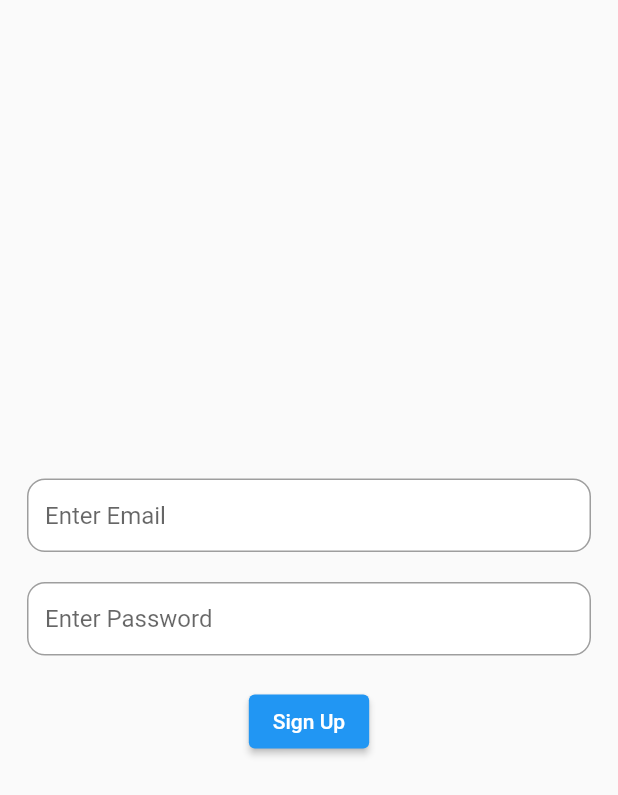
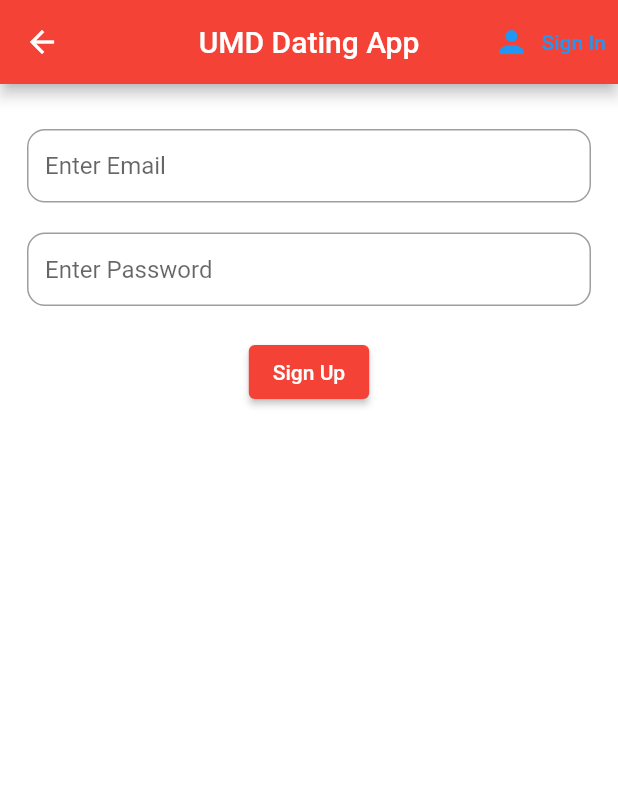
Before and after one commit to kxraan/UMDMatch, a Flutter app: the Register screen opened directly with empty values, on a phone screen of 412 x 824 dp. Shown: the top 795 px of the screen. Run offline on Flutter 3.47's test engine with Material 2 defaults, Android fonts, the phone set to English and light mode, and no system bars; our stand-ins replace cloud_firestore, firebase_auth, firebase_core, image_picker; missing offline and left inert: email_auth; accounts and stored records are empty.

```diff
--- a/lib/screens/authentication/register.dart
+++ b/lib/screens/authentication/register.dart
@@ -258,15 +258,30 @@
   @override
   Widget build(BuildContext context) {
     return Scaffold( /*TODO validate scaffold */
+      backgroundColor: Colors.white,
+      appBar: AppBar(
+        title: Text("UMD Dating App"),
+        centerTitle: true,
+        backgroundColor: Colors.red,
+        actions: [
+          TextButton.icon(
+            onPressed:(){
+              widget.toggleView();
+            } ,
+            icon: Icon(Icons.person),
+            label: Text("Sign In"),
+          )
+        ],
+      ),
       body: Center(
       child: Padding(
-      padding: const EdgeInsets.symmetric(horizontal: 18),
+      padding: const EdgeInsets.symmetric(vertical: 30.0, horizontal: 18),
           child: Form(
             key: formKey,
 
           child: Column(
             mainAxisSize: MainAxisSize.max,
-            mainAxisAlignment: MainAxisAlignment.center,
+            mainAxisAlignment: MainAxisAlignment.start,
             children: [
               TextFormField(
                 //controller: _emailController,
@@ -342,7 +357,11 @@
                 },
               ),
               const SizedBox(height: 20,),
-              _isLoading ? const CircularProgressIndicator() : ElevatedButton(onPressed: ()async{
+              _isLoading ? const CircularProgressIndicator() : ElevatedButton(
+                  style: ElevatedButton.styleFrom(
+                    primary: Colors.red, // Background color
+                  ),
+                  onPressed: ()async{
                 if(formKey.currentState!.validate()) {
                   setState(() {
                     _isLoading = true;
```
